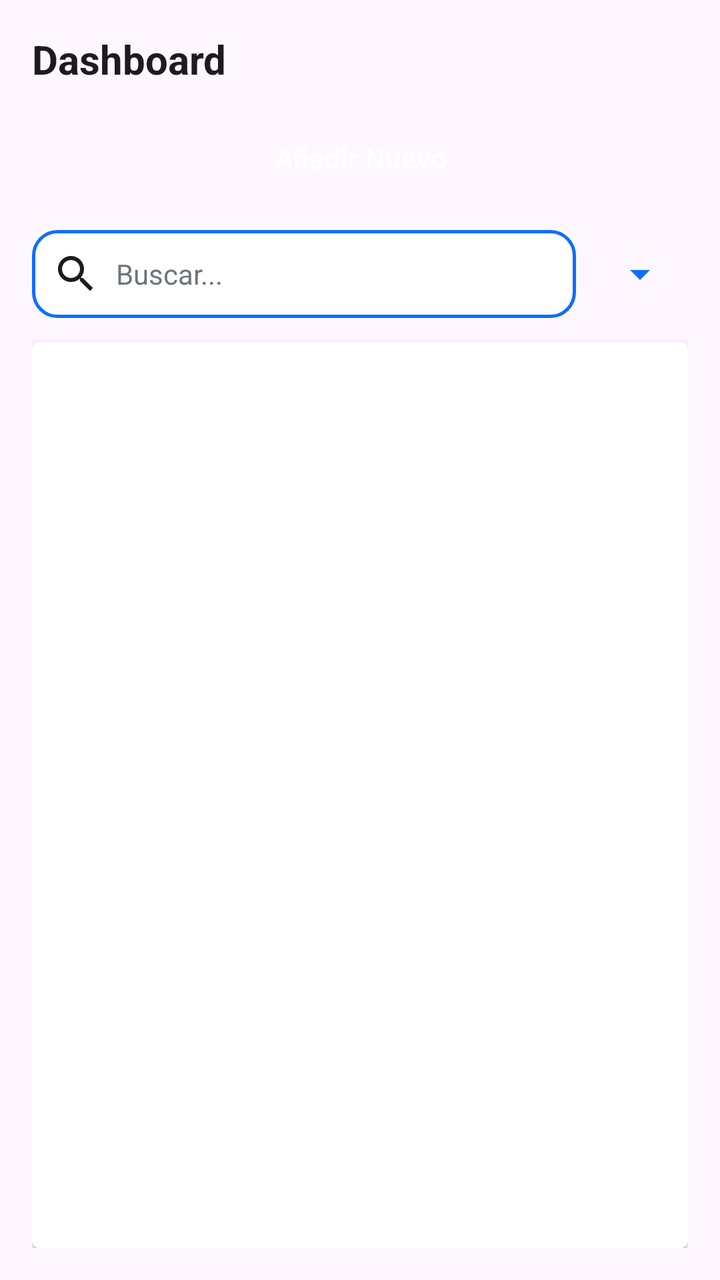
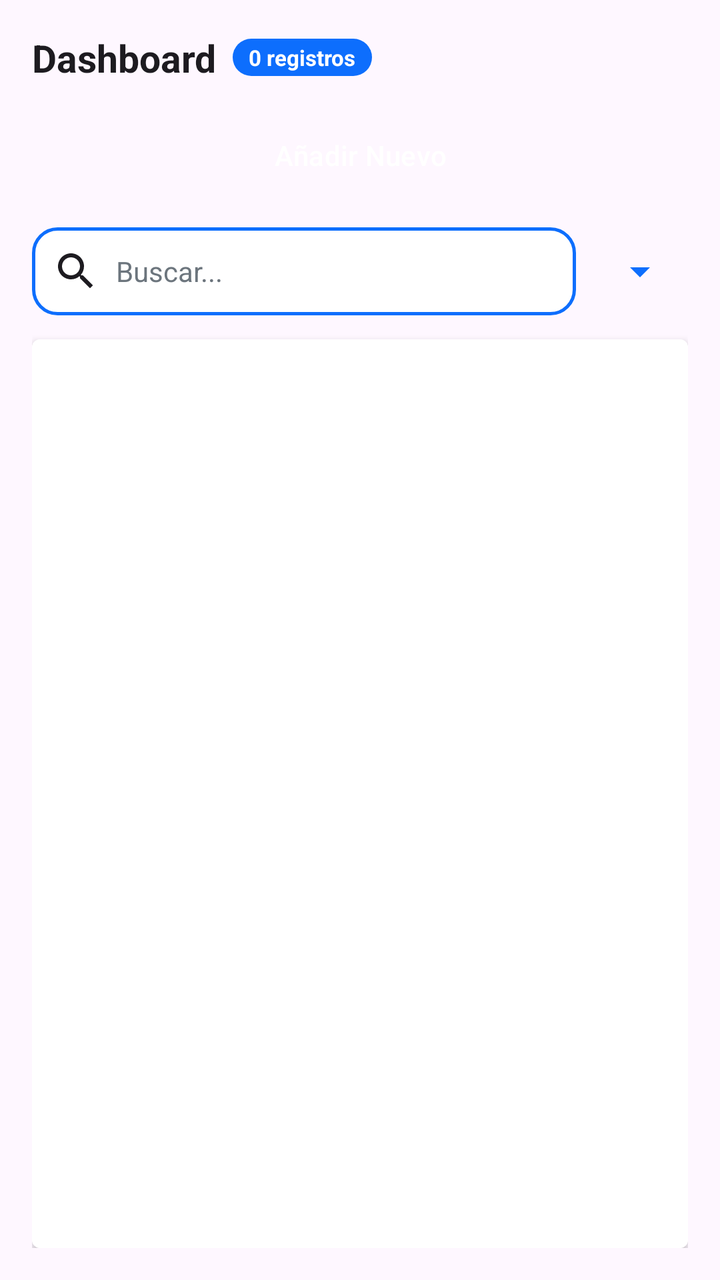

Before-and-after screenshots of an Android layout around one commit, followed by the original layout XML and the change that was made.
<!-- AndroidManifest.xml: application theme Theme.MyApplication -->
<!-- res/layout/fragment_admin_dashboard.xml -->
<?xml version="1.0" encoding="utf-8"?>
<LinearLayout xmlns:android="http://schemas.android.com/apk/res/android"
    xmlns:app="http://schemas.android.com/apk/res-auto"
    android:layout_width="match_parent"
    android:layout_height="match_parent"
    android:orientation="vertical"
    android:padding="16dp"
    android:background="?android:attr/colorBackground">

    <RelativeLayout
        android:layout_width="match_parent"
        android:layout_height="wrap_content"
        android:layout_marginBottom="12dp">

        <LinearLayout
            android:layout_width="wrap_content"
            android:layout_height="wrap_content"
            android:layout_alignParentStart="true"
            android:layout_toStartOf="@id/layoutHeaderButtons"
            android:orientation="vertical">

            <TextView
                android:id="@+id/tvTitle"
                android:layout_width="wrap_content"
                android:layout_height="wrap_content"
                android:text="Dashboard"
                android:textSize="20sp"
                android:textStyle="bold"
                android:textColor="?android:attr/textColorPrimary"/>

            <TextView
                android:id="@+id/tvSubtitle"
                android:layout_width="wrap_content"
                android:layout_height="wrap_content"
                android:text="Subtítulo"
                android:textSize="14sp"
                android:textColor="?android:attr/textColorSecondary"
                android:visibility="gone"/>
        </LinearLayout>

        <LinearLayout
            android:id="@+id/layoutHeaderButtons"
            android:layout_width="wrap_content"
            android:layout_height="wrap_content"
            android:layout_alignParentEnd="true"
            android:layout_centerVertical="true"
            android:orientation="horizontal">

            <com.google.android.material.card.MaterialCardView
                android:id="@+id/cardHeaderAction"
                android:layout_width="44dp"
                android:layout_height="44dp"
                app:cardCornerRadius="22dp"
                app:cardElevation="3dp"
                app:strokeColor="?attr/colorPrimary"
                app:strokeWidth="1.5dp"
                app:cardBackgroundColor="?attr/colorPrimary"
                android:visibility="gone"
                android:clickable="true"
                android:focusable="true"
                android:foreground="?attr/selectableItemBackground">
                <ImageView
                    android:id="@+id/btnHeaderAction"
                    android:layout_width="match_parent"
                    android:layout_height="match_parent"
                    android:src="@drawable/ic_timetable"
                    app:tint="@color/white"
                    android:padding="10dp"
                    android:contentDescription="Acción" />
            </com.google.android.material.card.MaterialCardView>

        </LinearLayout>
    </RelativeLayout>

    <Button
        android:id="@+id/btnAdd"
        style="@style/Widget.Bootstrap.Button.Primary"
        android:layout_width="match_parent"
        android:layout_height="wrap_content"
        android:text="Añadir Nuevo"
        android:textAllCaps="false"
        android:layout_marginBottom="12dp"
        app:icon="@drawable/ic_add"/>

    
    <LinearLayout
        android:layout_width="match_parent"
        android:layout_height="wrap_content"
        android:orientation="horizontal"
        android:layout_marginBottom="12dp"
        android:gravity="center_vertical">

        <EditText
            android:id="@+id/etSearch"
            style="@style/Widget.Bootstrap.EditText"
            android:layout_width="0dp"
            android:layout_height="wrap_content"
            android:layout_weight="1"
            android:hint="Buscar..."
            android:textSize="14sp"
            android:padding="10dp"
            android:drawableStart="@drawable/ic_search"
            android:drawablePadding="8dp"
            android:drawableTint="?android:attr/textColorPrimary" />

        <Spinner
            android:id="@+id/spinnerFilter"
            android:layout_width="wrap_content"
            android:layout_height="wrap_content"
            android:layout_marginStart="8dp"
            android:backgroundTint="?attr/colorPrimary" />
    </LinearLayout>

    <androidx.cardview.widget.CardView
        android:layout_width="match_parent"
        android:layout_height="match_parent"
        app:cardCornerRadius="4dp"
        app:cardElevation="2dp">

        <androidx.recyclerview.widget.RecyclerView
            android:id="@+id/recyclerView"
            android:layout_width="match_parent"
            android:layout_height="match_parent"
            android:background="?attr/colorSurface"
            android:padding="8dp" />
    </androidx.cardview.widget.CardView>

</LinearLayout>
<!-- resources referenced by this layout -->
<resources>
  <color name="white">#FFFFFFFF</color>
  <!-- drawable ic_add (drawable) -->
  <vector xmlns:android="http://schemas.android.com/apk/res/android"
      android:width="24dp"
      android:height="24dp"
      android:viewportWidth="24"
      android:viewportHeight="24">
      <path
          android:fillColor="#FFFFFF"
          android:pathData="M19,13h-6v6h-2v-6H5v-2h6V5h2v6h6v2z" />
  </vector>
  <!-- drawable ic_search (drawable) -->
  <vector xmlns:android="http://schemas.android.com/apk/res/android"
      android:width="24dp"
      android:height="24dp"
      android:viewportWidth="24"
      android:viewportHeight="24">
      <path
          android:fillColor="#000000"
          android:pathData="M15.5,14h-0.79l-0.28,-0.27C15.41,12.59 16,11.11 16,9.5 16,5.91 13.09,3 9.5,3S3,5.91 3,9.5 5.91,16 9.5,16c1.61,0 3.09,-0.59 4.23,-1.57l0.27,0.28v0.79l5,4.99L20.49,19l-4.99,-5zm-6,0C7.01,14 5,11.99 5,9.5S7.01,5 9.5,5 14,7.01 14,9.5 11.99,14 9.5,14z" />
  </vector>
  <style name="Widget.Bootstrap.Button.Primary" parent="Widget.Bootstrap.Button">
          <item name="backgroundTint">?attr/colorPrimary</item>
          <item name="android:textColor">?attr/colorOnPrimary</item>
      </style>
  <style name="Widget.Bootstrap.EditText" parent="Widget.AppCompat.EditText">
          <item name="android:background">@drawable/bg_bootstrap_input</item>
          <item name="android:padding">12dp</item>
          <item name="android:textSize">16sp</item>
          <item name="android:textColor">@color/black</item>
          <item name="android:textColorHint">@color/bs_secondary</item>
      </style>
  <style name="Theme.MyApplication" parent="Base.Theme.MyApplication" />
  <style name="Widget.Bootstrap.Button" parent="Widget.Material3.Button">
          <item name="android:insetTop">0dp</item>
          <item name="android:insetBottom">0dp</item>
          <item name="shapeAppearance">@style/ShapeAppearance.Bootstrap.Small</item>
          <item name="android:textColor">?attr/colorOnPrimary</item>
      </style>
  <!-- drawable bg_bootstrap_input (drawable) -->
  <?xml version="1.0" encoding="utf-8"?>
  <shape xmlns:android="http://schemas.android.com/apk/res/android">
      <solid android:color="?attr/colorSurface" />
      <stroke
          android:width="1.5dp"
          android:color="?attr/colorPrimary" />
      <corners android:radius="12dp" />
  </shape>
  <color name="black">#FF000000</color>
  <color name="bs_secondary">#6c757d</color>
  <style name="ShapeAppearance.Bootstrap.Small" parent="ShapeAppearance.Material3.SmallComponent">
          <item name="cornerSize">4dp</item>
      </style>
  <color name="accent_blue">#0d6efd</color>
  <color name="bs_dark">#212529</color>
  <color name="bs_light">#f8f9fa</color>
  <color name="surface_light">#FFFFFF</color>
  <style name="Widget.Bootstrap.Card" parent="Widget.Material3.CardView.Outlined">
          <item name="cardBackgroundColor">?attr/colorSurface</item>
          <item name="cardCornerRadius">16dp</item>
          <item name="cardElevation">3dp</item>
          <item name="strokeColor">?attr/colorPrimary</item>
          <item name="strokeWidth">2dp</item>
          <item name="android:layout_margin">8dp</item>
      </style>
  <style name="Theme.MyApplication.Dialog" parent="ThemeOverlay.Material3.MaterialAlertDialog">
          <item name="shapeAppearanceOverlay">@style/ShapeAppearance.MyApplication.Dialog</item>
      </style>
  <style name="ShapeAppearance.MyApplication.Dialog" parent="ShapeAppearance.Material3.LargeComponent">
          <item name="cornerSize">20dp</item>
      </style>
  <!-- unchanged entries left out for length: 2 -->
</resources>

<!-- the commit's change to res/layout/fragment_admin_dashboard.xml (unified diff, before → after) -->
@@ -19,14 +19,35 @@
             android:layout_toStartOf="@id/layoutHeaderButtons"
             android:orientation="vertical">
 
-            <TextView
-                android:id="@+id/tvTitle"
+            <LinearLayout
                 android:layout_width="wrap_content"
                 android:layout_height="wrap_content"
-                android:text="Dashboard"
-                android:textSize="20sp"
-                android:textStyle="bold"
-                android:textColor="?android:attr/textColorPrimary"/>
+                android:orientation="horizontal"
+                android:gravity="center_vertical">
+
+                <TextView
+                    android:id="@+id/tvTitle"
+                    android:layout_width="wrap_content"
+                    android:layout_height="wrap_content"
+                    android:text="Dashboard"
+                    android:textSize="19sp"
+                    android:textStyle="bold"
+                    android:textColor="?android:attr/textColorPrimary"/>
+
+                <TextView
+                    android:id="@+id/tvRecordCount"
+                    android:layout_width="wrap_content"
+                    android:layout_height="wrap_content"
+                    android:layout_marginStart="8dp"
+                    android:text="0 registros"
+                    android:textSize="11sp"
+                    android:textStyle="bold"
+                    android:paddingHorizontal="8dp"
+                    android:paddingVertical="2dp"
+                    android:background="@drawable/bg_badge_primary"
+                    android:textColor="@color/white"
+                    android:visibility="visible"/>
+            </LinearLayout>
 
             <TextView
                 android:id="@+id/tvSubtitle"
<!-- resource entries referenced after the edit -->
@@ -1,6 +1,12 @@
 <!-- resources referenced by this layout -->
 <resources>
   <color name="white">#FFFFFFFF</color>
+  <!-- drawable bg_badge_primary (drawable) -->
+  <?xml version="1.0" encoding="utf-8"?>
+  <shape xmlns:android="http://schemas.android.com/apk/res/android">
+      <solid android:color="?attr/colorPrimary" />
+      <corners android:radius="10dp" />
+  </shape>
   <!-- drawable ic_add (drawable) -->
   <vector xmlns:android="http://schemas.android.com/apk/res/android"
       android:width="24dp"
